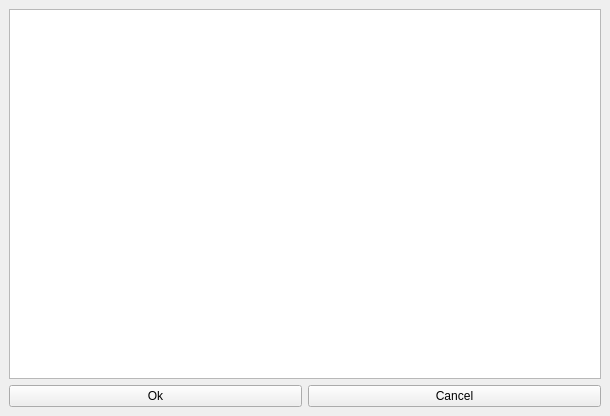
melissa05/ImageViewer, file imageviewer/ui/selectBox.ui: the form before one commit.
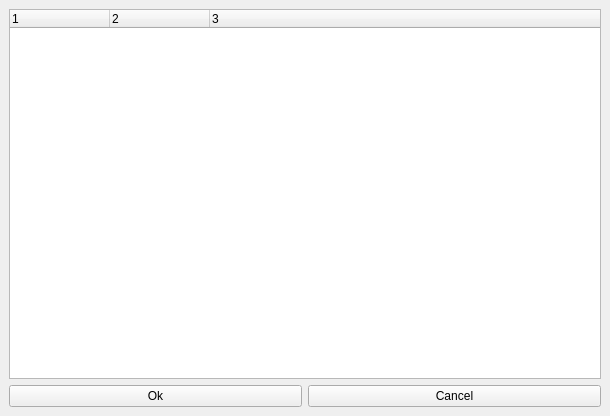
The form after the commit.

Commit message: SelectBox now shows number of slices and size of pixels next to name of dataset. Fixed issue from last commit regarding overwriting mouseMove/PressEvent of MplWidget.canvas.

```diff
--- a/imageviewer/ui/selectBox.ui
+++ b/imageviewer/ui/selectBox.ui
@@ -16,13 +16,52 @@
   <widget class="QWidget" name="centralwidget">
    <layout class="QVBoxLayout" name="verticalLayout">
     <item>
-     <widget class="QListWidget" name="listWidget">
-      <property name="selectionMode">
-       <enum>QAbstractItemView::SingleSelection</enum>
+     <widget class="QTreeWidget" name="treeWidget">
+      <property name="showDropIndicator" stdset="0">
+       <bool>false</bool>
       </property>
-      <property name="selectionBehavior">
-       <enum>QAbstractItemView::SelectItems</enum>
+      <property name="alternatingRowColors">
+       <bool>false</bool>
       </property>
+      <property name="indentation">
+       <number>0</number>
+      </property>
+      <property name="rootIsDecorated">
+       <bool>false</bool>
+      </property>
+      <property name="itemsExpandable">
+       <bool>false</bool>
+      </property>
+      <property name="columnCount">
+       <number>3</number>
+      </property>
+      <attribute name="headerCascadingSectionResizes">
+       <bool>false</bool>
+      </attribute>
+      <attribute name="headerDefaultSectionSize">
+       <number>100</number>
+      </attribute>
+      <attribute name="headerMinimumSectionSize">
+       <number>30</number>
+      </attribute>
+      <attribute name="headerStretchLastSection">
+       <bool>true</bool>
+      </attribute>
+      <column>
+       <property name="text">
+        <string notr="true">1</string>
+       </property>
+      </column>
+      <column>
+       <property name="text">
+        <string notr="true">2</string>
+       </property>
+      </column>
+      <column>
+       <property name="text">
+        <string notr="true">3</string>
+       </property>
+      </column>
      </widget>
     </item>
     <item>
```
The commit also changes 5 other files.
